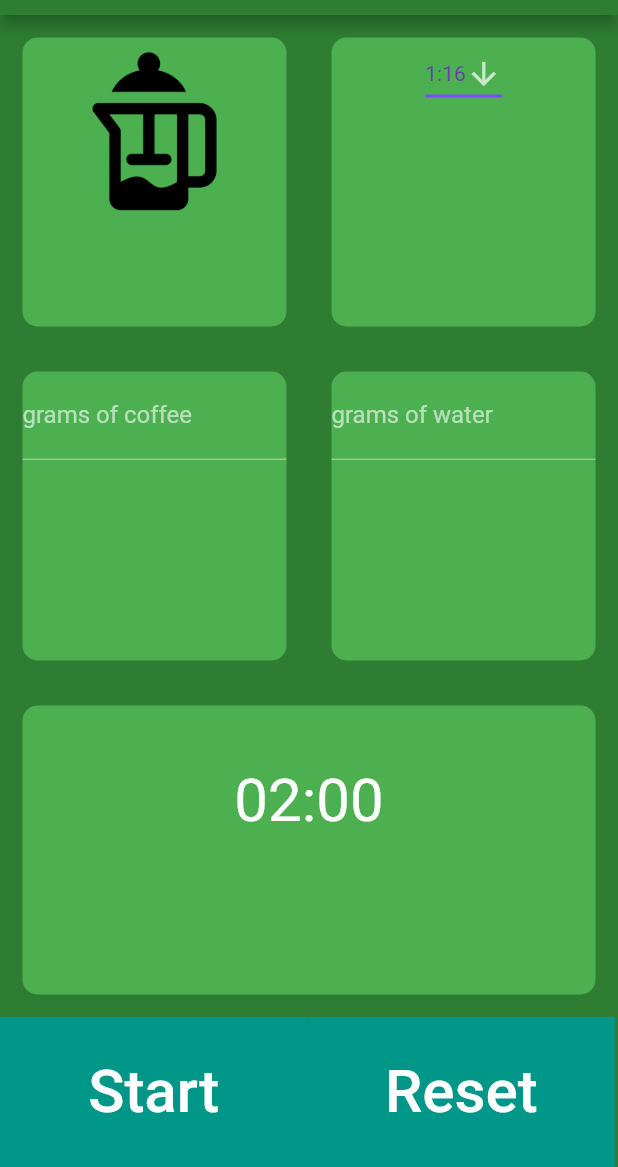
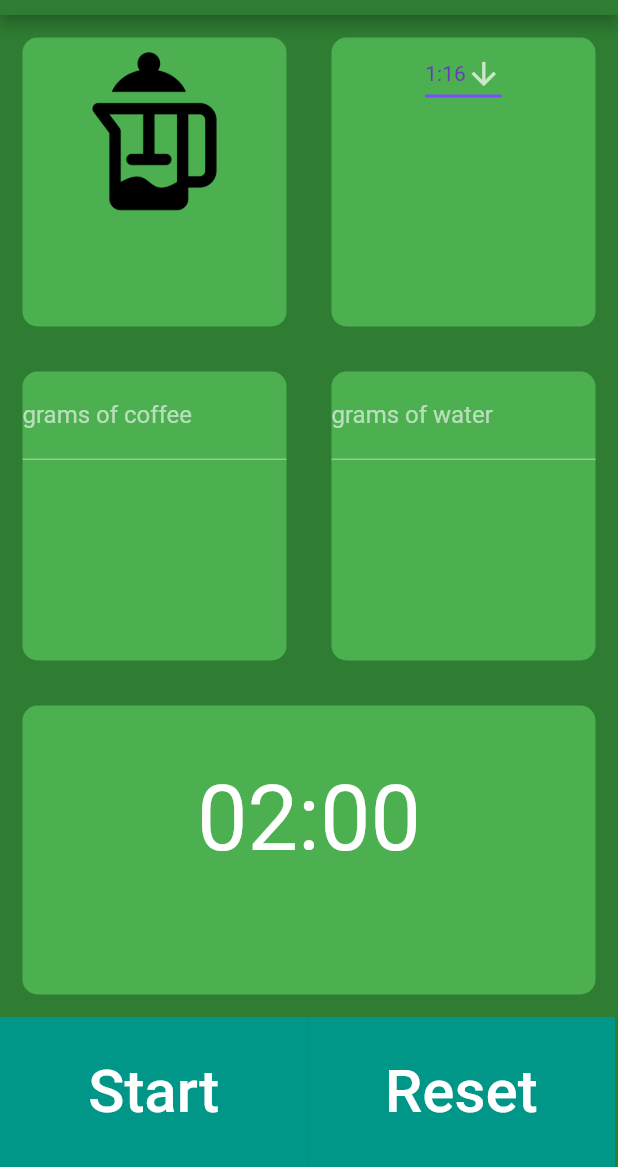
Before and after one commit to jlcamacho-dev/koffeem8, a Flutter app: the screen it shows after launch, on a phone screen of 412 x 824 dp, the part 69-1236 px from its top. Run offline on Flutter 3.47's test engine with Material 2 defaults, Android fonts, the phone set to English and light mode, and no system bars.

Commit message:
added app icon, resized timing view

```diff
--- a/koffeem8_app/lib/InputPage.dart
+++ b/koffeem8_app/lib/InputPage.dart
@@ -194,11 +194,14 @@ class _InputPageState extends State<InputPage> {
                             child: Text(
                               formatHHMMSS(_start),
                               style: TextStyle(
-                                fontSize: 40.0,
+                                fontSize: 60.0,
                                 color: Colors.white,
                               ),
                             ),
                           ),
+                        ),
+                        SizedBox(
+                          height: 20.0,
                         ),
                       ],
                     ),
```
Also changed, not shown: 7 other files.
